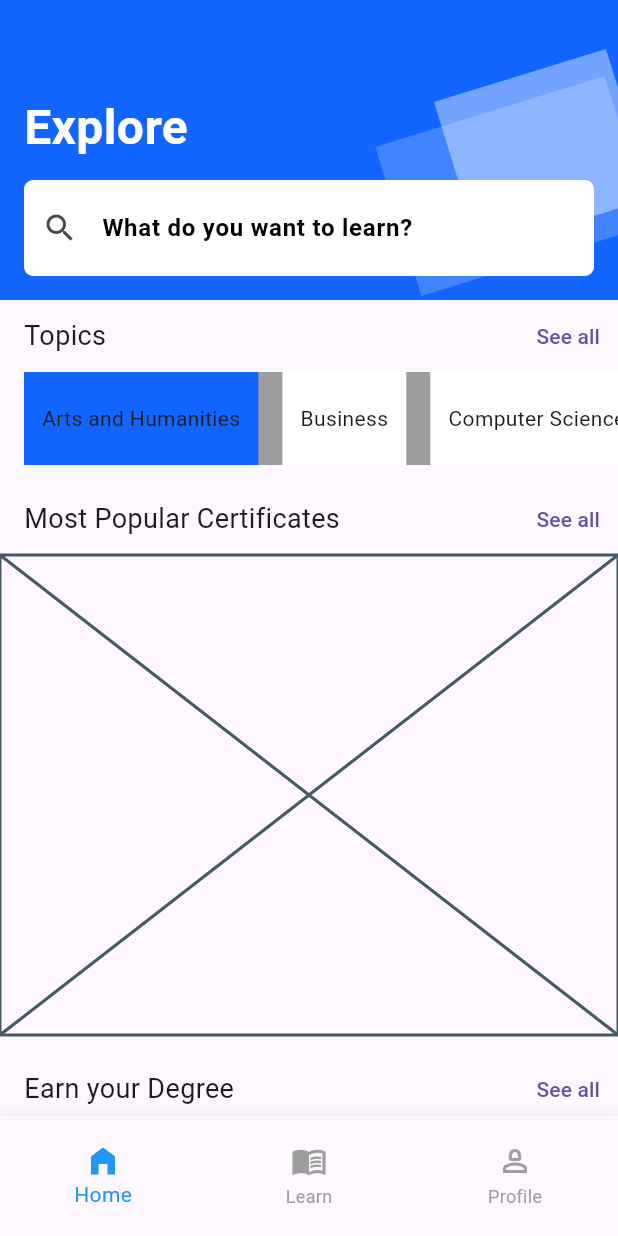
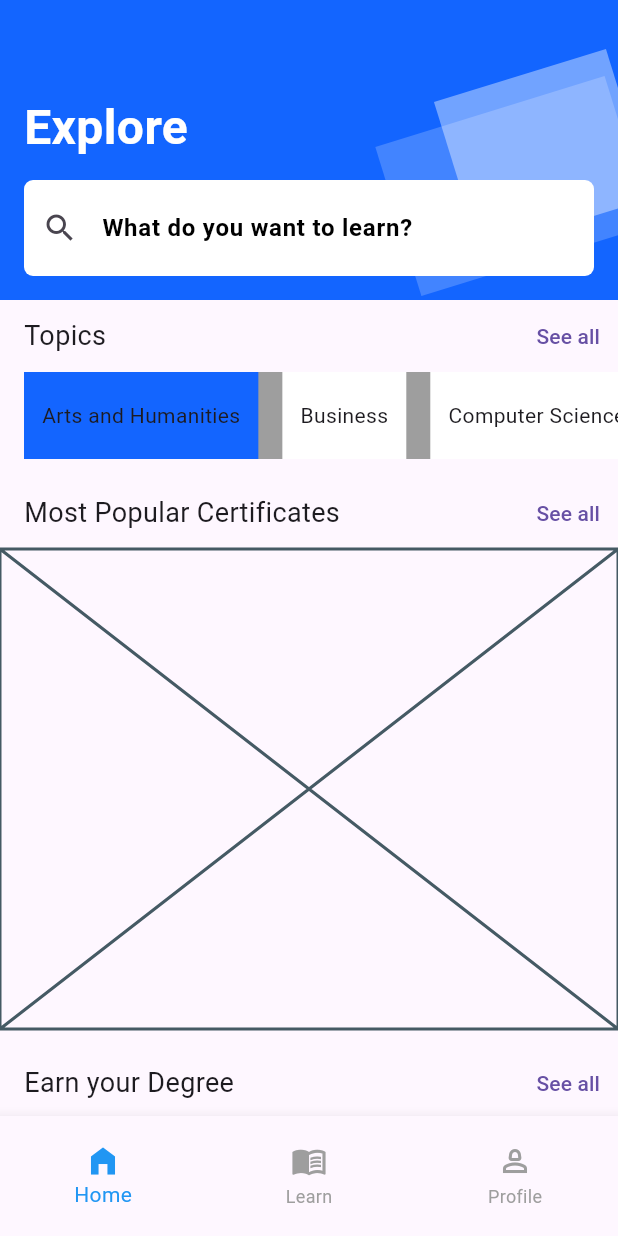
Before and after one commit to JAICHANGPARK/flutter_notebook_chapter_43, a Flutter app: the ELearningHomePage screen opened directly, on a phone screen of 412 x 824 dp. Run offline on Flutter 3.47's test engine with Material 3 defaults, Android fonts, the phone set to English and light mode, and no system bars.

Commit message:
Update e_learning_home_page.dart

```diff
--- a/lib/ep2151_e_learning_app/views/e_learning_home_page.dart
+++ b/lib/ep2151_e_learning_app/views/e_learning_home_page.dart
@@ -130,7 +130,7 @@ class _ELearningHomePageState extends State<ELearningHomePage> {
                         ),
                       ),
                       Container(
-                        height: 62,
+                        height: 58,
                         decoration: BoxDecoration(
                           color: Colors.grey,
                         ),
```
